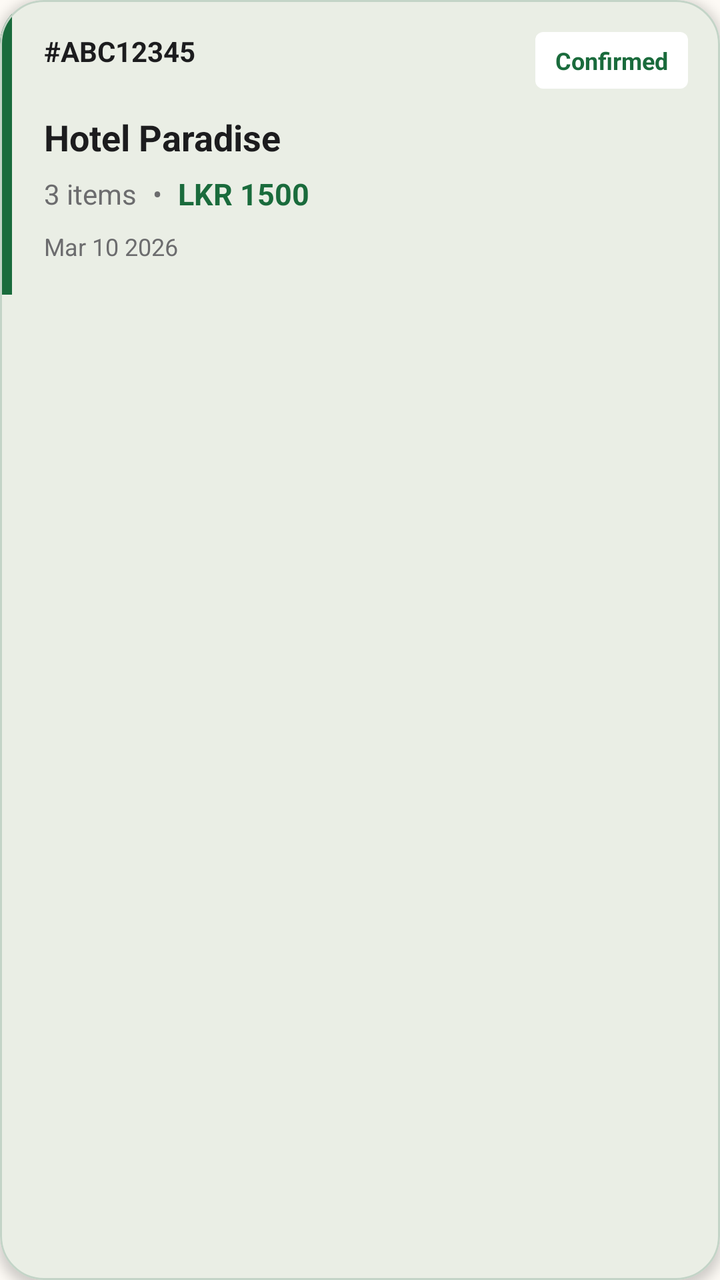
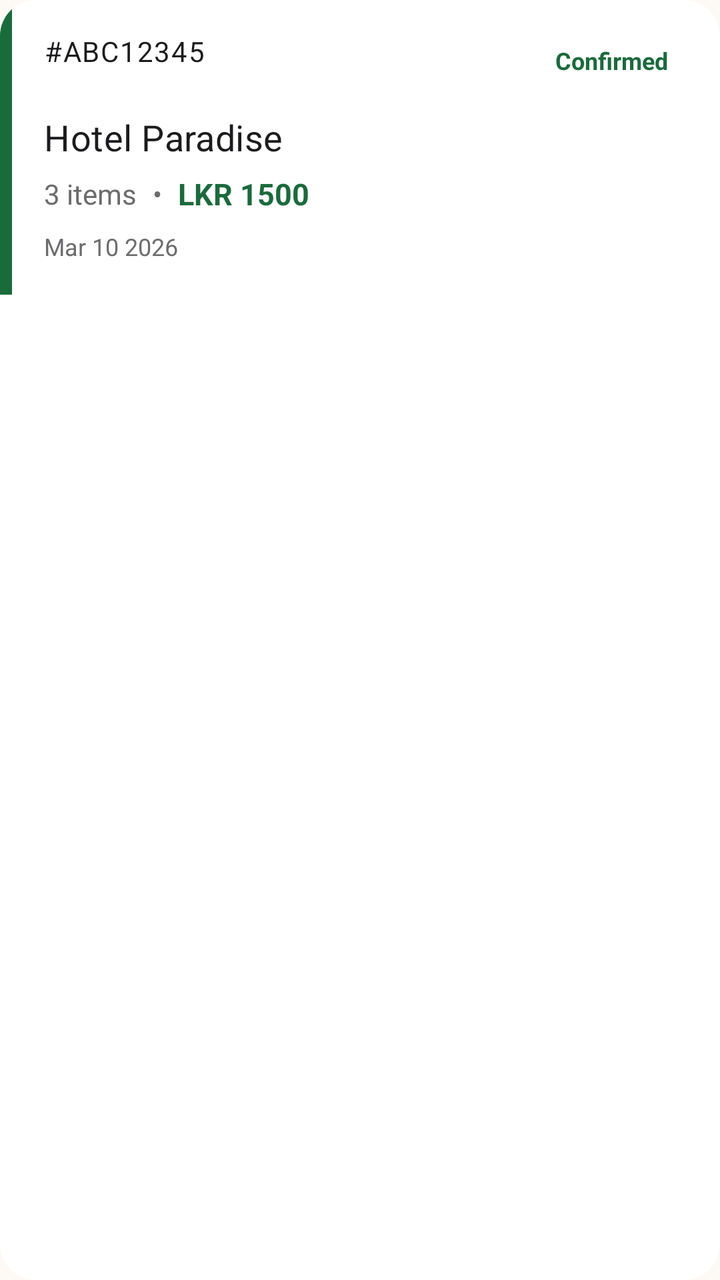

The first picture is an Android layout as it rendered before a commit; the second is the same layout after the commit. The layout source and the unified diff follow.
<!-- AndroidManifest.xml: application theme Theme.REPLATE -->
<!-- res/layout/item_order.xml -->
﻿<?xml version="1.0" encoding="utf-8"?>
<com.google.android.material.card.MaterialCardView xmlns:android="http://schemas.android.com/apk/res/android"
    xmlns:app="http://schemas.android.com/apk/res-auto"
    android:id="@+id/cardOrder"
    android:layout_width="match_parent"
    android:layout_height="wrap_content"
    android:layout_marginHorizontal="16dp"
    android:layout_marginVertical="8dp"
    app:cardCornerRadius="22dp"
    app:cardElevation="3dp">

    <LinearLayout
        android:layout_width="match_parent"
        android:layout_height="wrap_content"
        android:orientation="horizontal">

        <View
            android:id="@+id/statusIndicator"
            android:layout_width="6dp"
            android:layout_height="match_parent"
            android:background="@color/primary" />

        <LinearLayout
            android:layout_width="match_parent"
            android:layout_height="wrap_content"
            android:orientation="vertical"
            android:padding="16dp">

            <RelativeLayout
                android:layout_width="match_parent"
                android:layout_height="wrap_content">

                <TextView
                    android:id="@+id/tvOrderId"
                    android:layout_width="wrap_content"
                    android:layout_height="wrap_content"
                    android:text="#ABC12345"
                    android:textColor="@color/text_primary"
                    android:textSize="14sp"
                    android:textStyle="bold" />

                <TextView
                    android:id="@+id/tvOrderStatus"
                    android:layout_width="wrap_content"
                    android:layout_height="wrap_content"
                    android:layout_alignParentEnd="true"
                    android:background="@drawable/badge_distance"
                    android:paddingHorizontal="10dp"
                    android:paddingVertical="6dp"
                    android:text="Confirmed"
                    android:textColor="@color/primary"
                    android:textSize="12sp"
                    android:textStyle="bold" />
            </RelativeLayout>

            <TextView
                android:id="@+id/tvHotelName"
                android:layout_width="wrap_content"
                android:layout_height="wrap_content"
                android:layout_marginTop="12dp"
                android:text="Hotel Paradise"
                android:textColor="@color/text_primary"
                android:textSize="18sp"
                android:textStyle="bold" />

            <LinearLayout
                android:layout_width="match_parent"
                android:layout_height="wrap_content"
                android:layout_marginTop="6dp"
                android:gravity="center_vertical"
                android:orientation="horizontal">

                <TextView
                    android:id="@+id/tvItemsCount"
                    android:layout_width="wrap_content"
                    android:layout_height="wrap_content"
                    android:text="3 items"
                    android:textColor="@color/text_secondary"
                    android:textSize="14sp" />

                <TextView
                    android:layout_width="wrap_content"
                    android:layout_height="wrap_content"
                    android:layout_marginHorizontal="8dp"
                    android:text="•"
                    android:textColor="@color/text_secondary" />

                <TextView
                    android:id="@+id/tvTotalAmount"
                    android:layout_width="wrap_content"
                    android:layout_height="wrap_content"
                    android:text="LKR 1500"
                    android:textColor="@color/primary"
                    android:textSize="15sp"
                    android:textStyle="bold" />
            </LinearLayout>

            <TextView
                android:id="@+id/tvOrderDate"
                android:layout_width="wrap_content"
                android:layout_height="wrap_content"
                android:layout_marginTop="8dp"
                android:text="Mar 10 2026"
                android:textColor="@color/text_secondary"
                android:textSize="12sp" />

            <TextView
                android:id="@+id/tvPickupTime"
                android:layout_width="wrap_content"
                android:layout_height="wrap_content"
                android:layout_marginTop="6dp"
                android:background="@drawable/badge_distance"
                android:paddingHorizontal="10dp"
                android:paddingVertical="6dp"
                android:text="Pickup 6PM"
                android:textColor="@color/accent"
                android:textSize="12sp"
                android:visibility="gone" />

            <Button
                android:id="@+id/btnViewQR"
                android:layout_width="wrap_content"
                android:layout_height="40dp"
                android:layout_marginTop="14dp"
                android:background="@drawable/button_outline_primary"
                android:paddingHorizontal="18dp"
                android:text="View QR"
                android:textAllCaps="false"
                android:textColor="@color/primary"
                android:textSize="12sp"
                android:textStyle="bold"
                android:visibility="gone" />
        </LinearLayout>
    </LinearLayout>
</com.google.android.material.card.MaterialCardView>
<!-- resources referenced by this layout -->
<resources>
  <style name="Theme.REPLATE" parent="Theme.Material3.Light.NoActionBar">
          
          <item name="colorPrimary">@color/md_theme_primary</item>
          <item name="colorOnPrimary">@color/md_theme_onPrimary</item>
          <item name="colorPrimaryContainer">@color/md_theme_primaryContainer</item>
          <item name="colorOnPrimaryContainer">@color/md_theme_onPrimaryContainer</item>
  
          
          <item name="colorSecondary">@color/md_theme_secondary</item>
          <item name="colorOnSecondary">@color/md_theme_onSecondary</item>
          <item name="colorSecondaryContainer">@color/md_theme_secondaryContainer</item>
          <item name="colorOnSecondaryContainer">@color/md_theme_onSecondaryContainer</item>
  
          
          <item name="colorTertiary">@color/md_theme_tertiary</item>
          <item name="colorOnTertiary">@color/md_theme_onTertiary</item>
          <item name="colorTertiaryContainer">@color/md_theme_tertiaryContainer</item>
          <item name="colorOnTertiaryContainer">@color/md_theme_onTertiaryContainer</item>
  
          
          <item name="colorError">@color/md_theme_error</item>
          <item name="colorOnError">@color/md_theme_onError</item>
          <item name="colorErrorContainer">@color/md_theme_errorContainer</item>
          <item name="colorOnErrorContainer">@color/md_theme_onErrorContainer</item>
  
          
          <item name="android:colorBackground">@color/md_theme_background</item>
          <item name="colorOnBackground">@color/md_theme_onBackground</item>
          <item name="colorSurface">@color/md_theme_surface</item>
          <item name="colorOnSurface">@color/md_theme_onSurface</item>
          <item name="colorSurfaceVariant">@color/md_theme_surfaceVariant</item>
          <item name="colorOnSurfaceVariant">@color/md_theme_onSurfaceVariant</item>
  
          
          <item name="colorOutline">@color/md_theme_outline</item>
          <item name="colorOutlineVariant">@color/md_theme_outlineVariant</item>
  
          
          <item name="colorSurfaceInverse">@color/md_theme_inverseSurface</item>
          <item name="colorOnSurfaceInverse">@color/md_theme_inverseOnSurface</item>
          <item name="colorPrimaryInverse">@color/md_theme_inversePrimary</item>
  
          
          <item name="colorSurfaceContainerLowest">@color/md_theme_surfaceContainerLowest</item>
          <item name="colorSurfaceContainerLow">@color/md_theme_surfaceContainerLow</item>
          <item name="colorSurfaceContainer">@color/md_theme_surfaceContainer</item>
          <item name="colorSurfaceContainerHigh">@color/md_theme_surfaceContainerHigh</item>
          <item name="colorSurfaceContainerHighest">@color/md_theme_surfaceContainerHighest</item>
  
          
          <item name="android:statusBarColor">@color/status_bar</item>
          <item name="android:navigationBarColor">@color/md_theme_surface</item>
  
          
          <item name="android:windowBackground">@color/md_theme_background</item>
      </style>
  <!-- unchanged entries left out for length: 40 -->
</resources>

<!-- the commit's change to res/layout/item_order.xml (unified diff, before → after) -->
@@ -6,8 +6,9 @@
     android:layout_height="wrap_content"
     android:layout_marginHorizontal="16dp"
     android:layout_marginVertical="8dp"
-    app:cardCornerRadius="22dp"
-    app:cardElevation="3dp">
+    app:cardBackgroundColor="@color/surface_white"
+    app:cardCornerRadius="@dimen/radius_lg"
+    app:cardElevation="@dimen/elevation_card">
 
     <LinearLayout
         android:layout_width="match_parent"
@@ -35,9 +36,7 @@
                     android:layout_width="wrap_content"
                     android:layout_height="wrap_content"
                     android:text="#ABC12345"
-                    android:textColor="@color/text_primary"
-                    android:textSize="14sp"
-                    android:textStyle="bold" />
+                    android:textAppearance="@style/TextAppearance.REPLATE.Label" />
 
                 <TextView
                     android:id="@+id/tvOrderStatus"
@@ -59,9 +58,7 @@
                 android:layout_height="wrap_content"
                 android:layout_marginTop="12dp"
                 android:text="Hotel Paradise"
-                android:textColor="@color/text_primary"
-                android:textSize="18sp"
-                android:textStyle="bold" />
+                android:textAppearance="@style/TextAppearance.REPLATE.Subheading" />
 
             <LinearLayout
                 android:layout_width="match_parent"
@@ -120,9 +117,10 @@
             <Button
                 android:id="@+id/btnViewQR"
                 android:layout_width="wrap_content"
-                android:layout_height="40dp"
+                android:layout_height="@dimen/button_height"
                 android:layout_marginTop="14dp"
                 android:background="@drawable/button_outline_primary"
+                android:minWidth="120dp"
                 android:paddingHorizontal="18dp"
                 android:text="View QR"
                 android:textAllCaps="false"
<!-- resource entries referenced after the edit -->
@@ -1,5 +1,19 @@
 <!-- resources referenced by this layout -->
 <resources>
+  <color name="surface_white">#FFFFFF</color>
+  <dimen name="button_height">52dp</dimen>
+  <dimen name="elevation_card">3dp</dimen>
+  <dimen name="radius_lg">18dp</dimen>
+  <style name="TextAppearance.REPLATE.Label" parent="TextAppearance.Material3.LabelMedium">
+          <item name="android:fontFamily">sans-serif-medium</item>
+          <item name="android:textSize">@dimen/text_sm</item>
+          <item name="android:textColor">@color/text_primary</item>
+      </style>
+  <style name="TextAppearance.REPLATE.Subheading" parent="TextAppearance.Material3.TitleMedium">
+          <item name="android:fontFamily">sans-serif-medium</item>
+          <item name="android:textSize">@dimen/text_lg</item>
+          <item name="android:textColor">@color/text_primary</item>
+      </style>
   <style name="Theme.REPLATE" parent="Theme.Material3.Light.NoActionBar">
           
           <item name="colorPrimary">@color/md_theme_primary</item>
@@ -55,7 +69,58 @@
   
           
           <item name="android:windowBackground">@color/md_theme_background</item>
+  
+          
+          <item name="android:fontFamily">sans-serif</item>
+          <item name="textAppearanceTitleLarge">@style/TextAppearance.REPLATE.Headline</item>
+          <item name="textAppearanceTitleMedium">@style/TextAppearance.REPLATE.Subheading</item>
+          <item name="textAppearanceBodyMedium">@style/TextAppearance.REPLATE.Body</item>
+          <item name="textAppearanceLabelLarge">@style/TextAppearance.REPLATE.Label</item>
+  
+          
+          <item name="materialCardViewStyle">@style/Widget.REPLATE.Card</item>
+          <item name="materialButtonStyle">@style/Widget.REPLATE.Button.Primary</item>
+          <item name="textInputStyle">@style/Widget.REPLATE.TextInputLayout</item>
       </style>
+  <dimen name="text_sm">14sp</dimen>
+  <dimen name="text_lg">18sp</dimen>
+  <style name="TextAppearance.REPLATE.Headline" parent="TextAppearance.Material3.TitleLarge">
+          <item name="android:fontFamily">sans-serif-black</item>
+          <item name="android:textSize">@dimen/text_xl</item>
+          <item name="android:textColor">@color/text_primary</item>
+      </style>
+  <style name="TextAppearance.REPLATE.Body" parent="TextAppearance.Material3.BodyMedium">
+          <item name="android:fontFamily">sans-serif</item>
+          <item name="android:textSize">@dimen/text_sm</item>
+          <item name="android:textColor">@color/text_secondary</item>
+      </style>
+  <style name="Widget.REPLATE.Card" parent="Widget.Material3.CardView.Elevated">
+          <item name="cardCornerRadius">@dimen/radius_md</item>
+          <item name="cardElevation">@dimen/elevation_card</item>
+          <item name="cardBackgroundColor">@color/surface_white</item>
+      </style>
+  <style name="Widget.REPLATE.Button.Primary" parent="Widget.Material3.Button">
+          <item name="android:minHeight">@dimen/button_height</item>
+          <item name="cornerRadius">@dimen/radius_md</item>
+          <item name="android:fontFamily">sans-serif-medium</item>
+          <item name="android:textAllCaps">false</item>
+          <item name="android:textSize">@dimen/text_md</item>
+          <item name="android:textColor">@color/white</item>
+          <item name="backgroundTint">@color/green_primary</item>
+      </style>
+  <style name="Widget.REPLATE.TextInputLayout" parent="Widget.Material3.TextInputLayout.OutlinedBox">
+          <item name="boxCornerRadiusTopStart">@dimen/radius_sm</item>
+          <item name="boxCornerRadiusTopEnd">@dimen/radius_sm</item>
+          <item name="boxCornerRadiusBottomStart">@dimen/radius_sm</item>
+          <item name="boxCornerRadiusBottomEnd">@dimen/radius_sm</item>
+          <item name="boxStrokeColor">@color/green_primary</item>
+          <item name="hintTextColor">@color/text_secondary</item>
+      </style>
+  <dimen name="text_xl">22sp</dimen>
+  <dimen name="radius_md">14dp</dimen>
+  <dimen name="text_md">16sp</dimen>
+  <color name="green_primary">#1A6B3C</color>
+  <dimen name="radius_sm">10dp</dimen>
   <!-- unchanged entries left out for length: 40 -->
 </resources>
 
